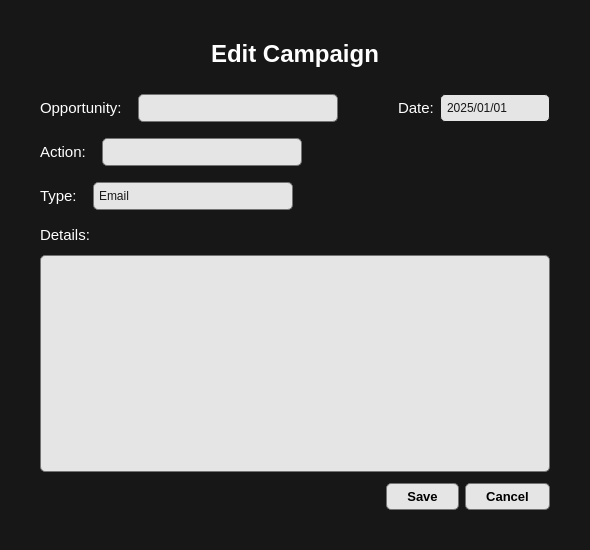
Before: the Qt Designer form CRM/views/ui/edit_campaign.ui in ImGaby123/SalesOptimizer-CRM, drawn with Qt 5.
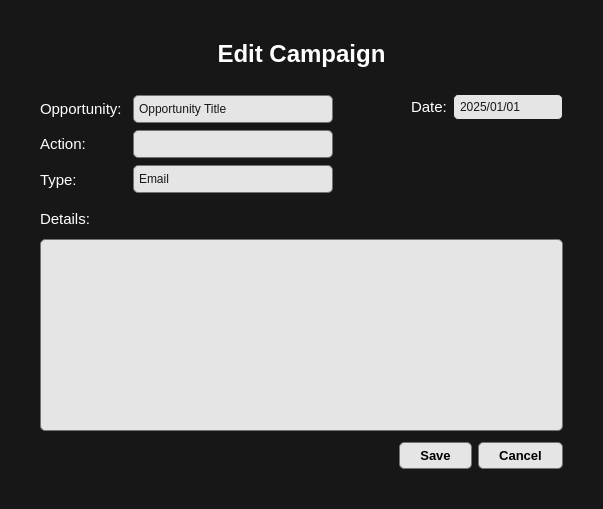
After: the same form once the commit is applied. Icons and pictures are not drawn.

Commit message: add/edit campaign ui/py finished and connected to models_leads_profile (no functions yet)

Diff of the .ui file:
```diff
--- a/CRM/views/ui/edit_campaign.ui
+++ b/CRM/views/ui/edit_campaign.ui
@@ -6,8 +6,8 @@
    <rect>
     <x>0</x>
     <y>0</y>
-    <width>590</width>
-    <height>550</height>
+    <width>603</width>
+    <height>509</height>
    </rect>
   </property>
   <property name="windowTitle">
@@ -98,6 +98,8 @@
         <item>
          <layout class="QHBoxLayout" name="horizontalLayout_2">
           <item>
+           <layout class="QVBoxLayout" name="verticalLayout_3">
+            <item>
            <widget class="QLabel" name="opportunity_line">
             <property name="font">
              <font>
@@ -117,25 +119,100 @@
            </widget>
           </item>
           <item>
-           <spacer name="horizontalSpacer_11">
+             <widget class="QLabel" name="label_4">
+              <property name="sizePolicy">
+               <sizepolicy hsizetype="Preferred" vsizetype="Preferred">
+                <horstretch>0</horstretch>
+                <verstretch>0</verstretch>
+               </sizepolicy>
+              </property>
+              <property name="font">
+               <font>
+                <pointsize>11</pointsize>
+                <bold>false</bold>
+               </font>
+              </property>
+              <property name="styleSheet">
+               <string notr="true">color: rgb(255, 255, 255);</string>
+              </property>
+              <property name="text">
+               <string>Action:</string>
+              </property>
+              <property name="alignment">
+               <set>Qt::AlignmentFlag::AlignLeading|Qt::AlignmentFlag::AlignLeft|Qt::AlignmentFlag::AlignVCenter</set>
+              </property>
+             </widget>
+            </item>
+            <item>
+             <widget class="QLabel" name="label_6">
+              <property name="font">
+               <font>
+                <pointsize>11</pointsize>
+                <bold>false</bold>
+               </font>
+              </property>
+              <property name="styleSheet">
+               <string notr="true">color: rgb(255, 255, 255);</string>
+              </property>
+              <property name="text">
+               <string>Type:</string>
+              </property>
+              <property name="alignment">
+               <set>Qt::AlignmentFlag::AlignLeading|Qt::AlignmentFlag::AlignLeft|Qt::AlignmentFlag::AlignVCenter</set>
+              </property>
+             </widget>
+            </item>
+           </layout>
+          </item>
+          <item>
+           <spacer name="verticalSpacer_4">
             <property name="orientation">
-             <enum>Qt::Orientation::Horizontal</enum>
+             <enum>Qt::Orientation::Vertical</enum>
             </property>
             <property name="sizeType">
              <enum>QSizePolicy::Policy::Preferred</enum>
             </property>
             <property name="sizeHint" stdset="0">
              <size>
-              <width>10</width>
-              <height>20</height>
+              <width>5</width>
+              <height>40</height>
              </size>
             </property>
            </spacer>
           </item>
           <item>
-           <widget class="QLineEdit" name="title_line">
+           <layout class="QVBoxLayout" name="verticalLayout_4">
+            <item>
+             <widget class="QComboBox" name="opportunity_title_combo">
+              <property name="styleSheet">
+               <string notr="true">QComboBox {
+    background-color: #E5E5E5;
+    color: #171717;
+    border: 1px solid #737373;
+    border-radius: 5px;
+    padding: 5px;
+    font: 10pt &quot;Segoe UI&quot;;
+}
+
+QComboBox::drop-down {
+    border: none;
+}
+
+QComboBox QAbstractItemView {
+    background-color: #E5E5E5;
+    color: #171717;
+    border-radius: 10px;
+}</string>
+              </property>
+              <property name="placeholderText">
+               <string>Opportunity Title</string>
+              </property>
+             </widget>
+            </item>
+            <item>
+             <widget class="QLineEdit" name="action_line">
             <property name="sizePolicy">
-             <sizepolicy hsizetype="Preferred" vsizetype="Preferred">
+               <sizepolicy hsizetype="Preferred" vsizetype="Fixed">
               <horstretch>0</horstretch>
               <verstretch>0</verstretch>
              </sizepolicy>
@@ -170,6 +247,78 @@
 }</string>
             </property>
            </widget>
+            </item>
+            <item>
+             <widget class="QComboBox" name="campaign_type_combo">
+              <property name="minimumSize">
+               <size>
+                <width>200</width>
+                <height>0</height>
+               </size>
+              </property>
+              <property name="styleSheet">
+               <string notr="true">QComboBox {
+    background-color: #E5E5E5;
+    color: #171717;
+    border: 1px solid #737373;
+    border-radius: 5px;
+    padding: 5px;
+    font: 10pt &quot;Segoe UI&quot;;
+}
+
+QComboBox::drop-down {
+    border: none;
+}
+
+QComboBox QAbstractItemView {
+    background-color: #E5E5E5;
+    color: #171717;
+    border-radius: 10px;
+}</string>
+              </property>
+              <item>
+               <property name="text">
+                <string>Email</string>
+               </property>
+              </item>
+              <item>
+               <property name="text">
+                <string>Social Media</string>
+               </property>
+              </item>
+              <item>
+               <property name="text">
+                <string>Referral</string>
+               </property>
+              </item>
+              <item>
+               <property name="text">
+                <string>Text Message</string>
+               </property>
+              </item>
+              <item>
+               <property name="text">
+                <string>Call</string>
+               </property>
+              </item>
+              <item>
+               <property name="text">
+                <string>Online Advertising </string>
+               </property>
+              </item>
+              <item>
+               <property name="text">
+                <string>Webinar</string>
+               </property>
+              </item>
+              <item>
+               <property name="text">
+                <string>Other</string>
+               </property>
+              </item>
+             </widget>
+            </item>
+           </layout>
           </item>
           <item>
            <spacer name="horizontalSpacer_10">
@@ -185,6 +334,10 @@
            </spacer>
           </item>
           <item>
+           <layout class="QVBoxLayout" name="verticalLayout_5">
+            <item>
+             <layout class="QHBoxLayout" name="horizontalLayout_6">
+              <item>
            <widget class="QLabel" name="label_3">
             <property name="font">
              <font>
@@ -359,258 +512,24 @@
          </layout>
         </item>
         <item>
-         <spacer name="horizontalSpacer_2">
+             <spacer name="verticalSpacer_3">
           <property name="orientation">
-           <enum>Qt::Orientation::Horizontal</enum>
-          </property>
-          <property name="sizeType">
-           <enum>QSizePolicy::Policy::Preferred</enum>
-          </property>
+               <enum>Qt::Orientation::Vertical</enum>
+              </property>
           <property name="sizeHint" stdset="0">
            <size>
-            <width>40</width>
-            <height>10</height>
+                <width>20</width>
+                <height>40</height>
            </size>
           </property>
          </spacer>
         </item>
-        <item>
-         <layout class="QHBoxLayout" name="horizontalLayout_3">
-          <item>
-           <widget class="QLabel" name="label_4">
-            <property name="sizePolicy">
-             <sizepolicy hsizetype="Preferred" vsizetype="Preferred">
-              <horstretch>0</horstretch>
-              <verstretch>0</verstretch>
-             </sizepolicy>
-            </property>
-            <property name="font">
-             <font>
-              <pointsize>11</pointsize>
-              <bold>false</bold>
-             </font>
-            </property>
-            <property name="styleSheet">
-             <string notr="true">color: rgb(255, 255, 255);</string>
-            </property>
-            <property name="text">
-             <string>Action:</string>
-            </property>
-            <property name="alignment">
-             <set>Qt::AlignmentFlag::AlignLeading|Qt::AlignmentFlag::AlignLeft|Qt::AlignmentFlag::AlignVCenter</set>
-            </property>
-           </widget>
-          </item>
-          <item>
-           <spacer name="horizontalSpacer_13">
-            <property name="orientation">
-             <enum>Qt::Orientation::Horizontal</enum>
-            </property>
-            <property name="sizeType">
-             <enum>QSizePolicy::Policy::Preferred</enum>
-            </property>
-            <property name="sizeHint" stdset="0">
-             <size>
-              <width>10</width>
-              <height>20</height>
-             </size>
-            </property>
-           </spacer>
-          </item>
-          <item>
-           <widget class="QLineEdit" name="action_line">
-            <property name="sizePolicy">
-             <sizepolicy hsizetype="Preferred" vsizetype="Preferred">
-              <horstretch>0</horstretch>
-              <verstretch>0</verstretch>
-             </sizepolicy>
-            </property>
-            <property name="minimumSize">
-             <size>
-              <width>200</width>
-              <height>0</height>
-             </size>
-            </property>
-            <property name="maximumSize">
-             <size>
-              <width>16777215</width>
-              <height>16777215</height>
-             </size>
-            </property>
-            <property name="font">
-             <font>
-              <family>Segoe UI</family>
-              <pointsize>9</pointsize>
-              <italic>false</italic>
-              <bold>false</bold>
-             </font>
-            </property>
-            <property name="styleSheet">
-             <string notr="true">QLineEdit {
-    background-color: #E5E5E5;
-	color: rgb(0, 0, 0);
-    border: 1px solid #737373;
-    border-radius: 5px;
-	padding: 5px;
-}</string>
-            </property>
-           </widget>
-          </item>
-          <item>
-           <spacer name="horizontalSpacer">
-            <property name="orientation">
-             <enum>Qt::Orientation::Horizontal</enum>
-            </property>
-            <property name="sizeHint" stdset="0">
-             <size>
-              <width>40</width>
-              <height>20</height>
-             </size>
-            </property>
-           </spacer>
-          </item>
-         </layout>
-        </item>
-        <item>
-         <spacer name="horizontalSpacer_3">
-          <property name="orientation">
-           <enum>Qt::Orientation::Horizontal</enum>
-          </property>
-          <property name="sizeType">
-           <enum>QSizePolicy::Policy::Preferred</enum>
-          </property>
-          <property name="sizeHint" stdset="0">
-           <size>
-            <width>40</width>
-            <height>10</height>
-           </size>
-          </property>
-         </spacer>
+           </layout>
+          </item>
+         </layout>
         </item>
         <item>
          <layout class="QVBoxLayout" name="verticalLayout_2">
-          <item>
-           <layout class="QHBoxLayout" name="horizontalLayout_5">
-            <item>
-             <widget class="QLabel" name="label_6">
-              <property name="font">
-               <font>
-                <pointsize>11</pointsize>
-                <bold>false</bold>
-               </font>
-              </property>
-              <property name="styleSheet">
-               <string notr="true">color: rgb(255, 255, 255);</string>
-              </property>
-              <property name="text">
-               <string>Type:</string>
-              </property>
-              <property name="alignment">
-               <set>Qt::AlignmentFlag::AlignLeading|Qt::AlignmentFlag::AlignLeft|Qt::AlignmentFlag::AlignVCenter</set>
-              </property>
-             </widget>
-            </item>
-            <item>
-             <spacer name="horizontalSpacer_14">
-              <property name="orientation">
-               <enum>Qt::Orientation::Horizontal</enum>
-              </property>
-              <property name="sizeType">
-               <enum>QSizePolicy::Policy::Preferred</enum>
-              </property>
-              <property name="sizeHint" stdset="0">
-               <size>
-                <width>10</width>
-                <height>20</height>
-               </size>
-              </property>
-             </spacer>
-            </item>
-            <item>
-             <widget class="QComboBox" name="campaign_type_combo">
-              <property name="minimumSize">
-               <size>
-                <width>200</width>
-                <height>0</height>
-               </size>
-              </property>
-              <property name="styleSheet">
-               <string notr="true">QComboBox {
-    background-color: #E5E5E5;
-    color: #171717;
-    border: 1px solid #737373;
-    border-radius: 5px;
-    padding: 5px;
-    font: 10pt &quot;Segoe UI&quot;;
-}
-
-QComboBox::drop-down {
-    border: none;
-}
-
-QComboBox QAbstractItemView {
-    background-color: #E5E5E5;
-    color: #171717;
-    border-radius: 10px;
-}</string>
-              </property>
-              <item>
-               <property name="text">
-                <string>Email</string>
-               </property>
-              </item>
-              <item>
-               <property name="text">
-                <string>Social Media</string>
-               </property>
-              </item>
-              <item>
-               <property name="text">
-                <string>Referral</string>
-               </property>
-              </item>
-              <item>
-               <property name="text">
-                <string>Text Message</string>
-               </property>
-              </item>
-              <item>
-               <property name="text">
-                <string>Call</string>
-               </property>
-              </item>
-              <item>
-               <property name="text">
-                <string>Online Advertising </string>
-               </property>
-              </item>
-              <item>
-               <property name="text">
-                <string>Webinar</string>
-               </property>
-              </item>
-              <item>
-               <property name="text">
-                <string>Other</string>
-               </property>
-              </item>
-             </widget>
-            </item>
-            <item>
-             <spacer name="horizontalSpacer_15">
-              <property name="orientation">
-               <enum>Qt::Orientation::Horizontal</enum>
-              </property>
-              <property name="sizeHint" stdset="0">
-               <size>
-                <width>40</width>
-                <height>20</height>
-               </size>
-              </property>
-             </spacer>
-            </item>
-           </layout>
-          </item>
           <item>
            <spacer name="horizontalSpacer_16">
             <property name="orientation">
```
Lines whose indentation alone changed are shown as unchanged. The commit also changes 7 other files.
